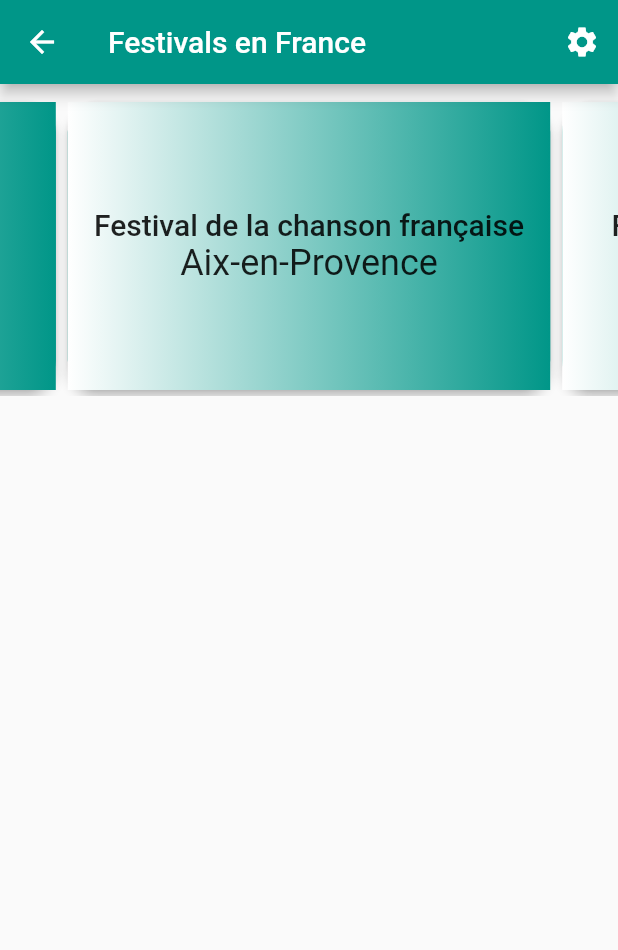
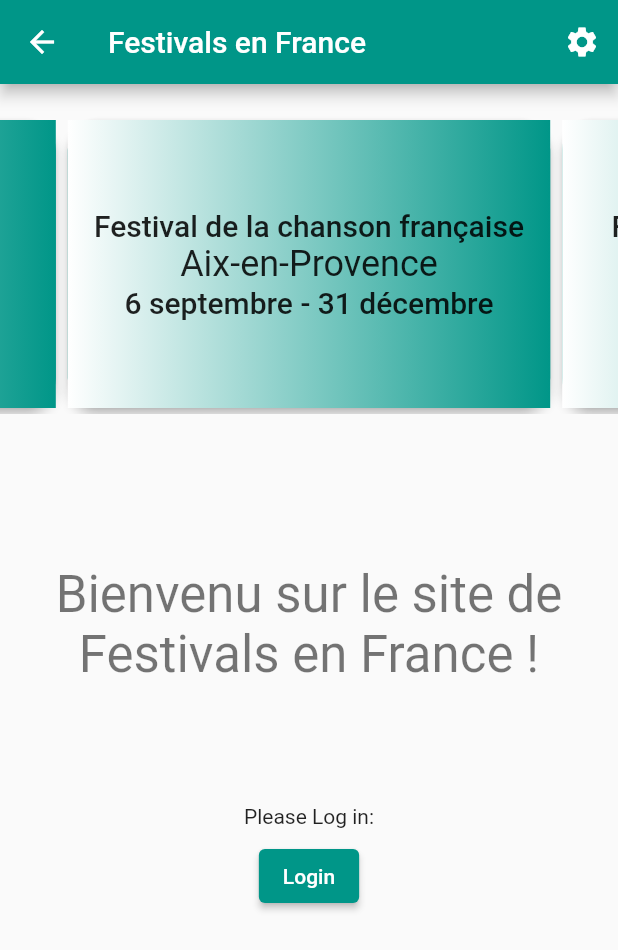
Before and after one commit to ErikaMiklos/zhack_a_front_mobile, a Flutter app: the HomePage screen opened directly, on a phone screen of 412 x 824 dp. Shown: the top 950 px of the screen. Run offline on Flutter 3.47's test engine with Material 2 defaults, Android fonts, the light colour scheme and no system bars; drawn by our look-alikes of carousel_slider; our stand-ins replace bloc, flutter_bloc.

Commit message:
ajout login Navigation

```diff
--- a/lib/ui/pages/home.page.dart
+++ b/lib/ui/pages/home.page.dart
@@ -3,6 +3,8 @@ import 'package:flutter_bloc/flutter_bloc.dart';
 import 'package:zhack_a_front_mobile/ui/widgets/carousel.widget.dart';
 
 import '../../bloc/theme.bloc.dart';
+import 'list.page.dart';
+import 'login.page.dart';
 
 class HomePage extends StatelessWidget {
   const HomePage({Key? key}) : super(key: key);
@@ -21,9 +23,25 @@ class HomePage extends StatelessWidget {
         ],
       ),
       body: Column(
-        children: const [
-          SizedBox(height: 8,),
-          CarouselWidget(),
+        children: [
+          const SizedBox(height: 20,),
+          const CarouselWidget(),
+          const SizedBox(height: 100,),
+           Text("Bienvenu sur le site de Festivals en France !",
+               textAlign: TextAlign.center,
+            style: Theme.of(context).textTheme.headline4,),
+          const SizedBox(height: 80,),
+          const Text("Please Log in:"),
+          const SizedBox(height: 8,),
+          ElevatedButton(
+              child: const Text("Login"),
+              onPressed: () {
+                Navigator.push(
+                  context,
+                  MaterialPageRoute(builder: (context) => const LoginPage()),
+                );
+              }
+          ),
         ],
       )
     );
--- a/lib/ui/pages/root.view.dart
+++ b/lib/ui/pages/root.view.dart
@@ -3,6 +3,8 @@ import 'package:flutter_bloc/flutter_bloc.dart';
 
 import '../../bloc/theme.bloc.dart';
 import 'home.page.dart';
+import 'list.page.dart';
+import 'login.page.dart';
 
 
 class RootView extends StatelessWidget {
@@ -16,6 +18,8 @@ class RootView extends StatelessWidget {
             theme: state.themeData,
             routes: {
               "/": (context) => const HomePage(),
+              "/": (context) => const LoginPage(),
+              "/festivals": (context) => const ListPage(),
             },
             initialRoute: "/",
           );
--- a/lib/ui/widgets/carousel.item.widget.dart
+++ b/lib/ui/widgets/carousel.item.widget.dart
@@ -3,10 +3,12 @@ import 'package:flutter/material.dart';
 class CarouselItemWidget extends StatelessWidget {
   final String titre;
   final String ville;
+  final String date;
 
   const CarouselItemWidget({Key? key,
     required this.titre,
-    required this.ville
+    required this.ville,
+    required this.date
   }) : super(key: key);
 
   @override
@@ -31,6 +33,7 @@ class CarouselItemWidget extends StatelessWidget {
               children: [
                 Text(titre, style: Theme.of(context).textTheme.headline6,),
                 Text(ville, style: Theme.of(context).textTheme.headline5,),
+                Text(date, style: Theme.of(context).textTheme.headline6,),
               ],
             )
           ),
--- a/lib/ui/widgets/carousel.widget.dart
+++ b/lib/ui/widgets/carousel.widget.dart
@@ -14,10 +14,10 @@ class _CarouselWidgetState extends State<CarouselWidget> {
   @override
   Widget build(BuildContext context) {
     List<dynamic> festivalSlides = [
-      {"titre":"Festival de la chanson française","ville":"Aix-en-Provence"},
-      {"titre":"Festival Poésie et davantage","ville":"Ajaccio"},
-      {"titre":"Les Fest'imaginaires","ville":"Albertville"},
-      {"titre":"Alphapodis","ville":"Alençon"},
+      {"titre":"Festival de la chanson française","ville":"Aix-en-Provence","date":"6 septembre - 31 décembre"},
+      {"titre":"Festival Poésie et davantage","ville":"Ajaccio","date":"6 septembre - 31 décembre"},
+      {"titre":"Les Fest'imaginaires","ville":"Albertville","date":"21 juin - 5 septembre"},
+      {"titre":"Alphapodis","ville":"Alençon","date":"21 juin - 5 septembre"},
     ];
     return CarouselSlider.builder(
         itemCount: festivalSlides.length,
@@ -25,6 +25,7 @@ class _CarouselWidgetState extends State<CarouselWidget> {
         return CarouselItemWidget(
           titre: festivalSlides[index]['titre'],
           ville: festivalSlides[index]['ville'],
+          date: festivalSlides[index]['date'],
         );
       },
         options: CarouselOptions(
```
Also changed, not shown: lib/ui/pages/list.page.dart (added, +19 -0 lines), lib/ui/pages/login.page.dart (added, +19 -0 lines).
